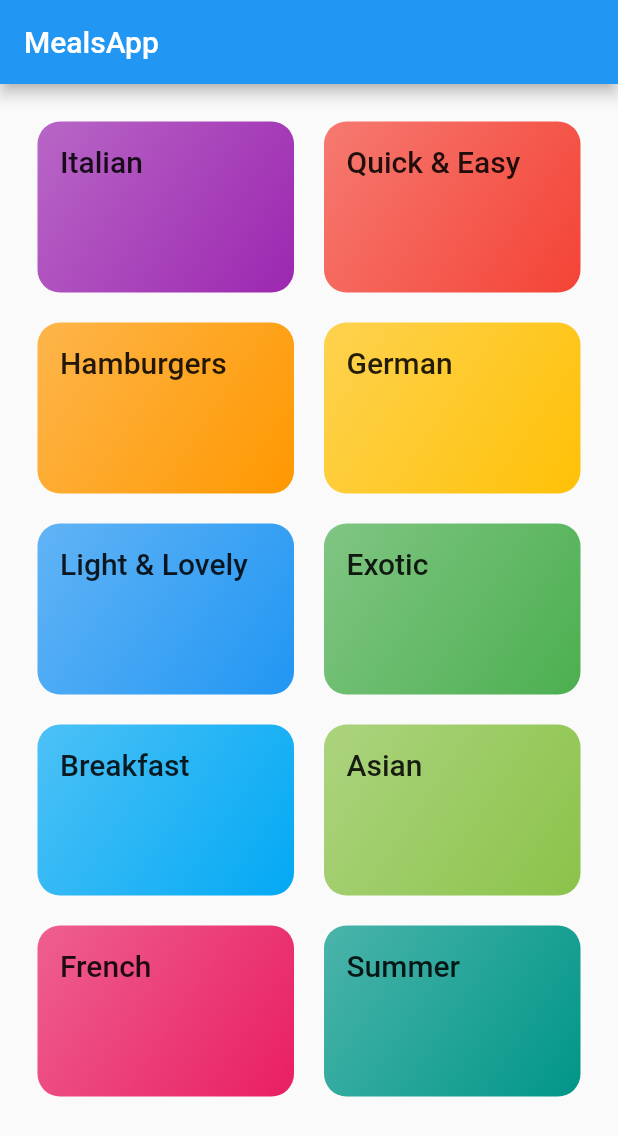
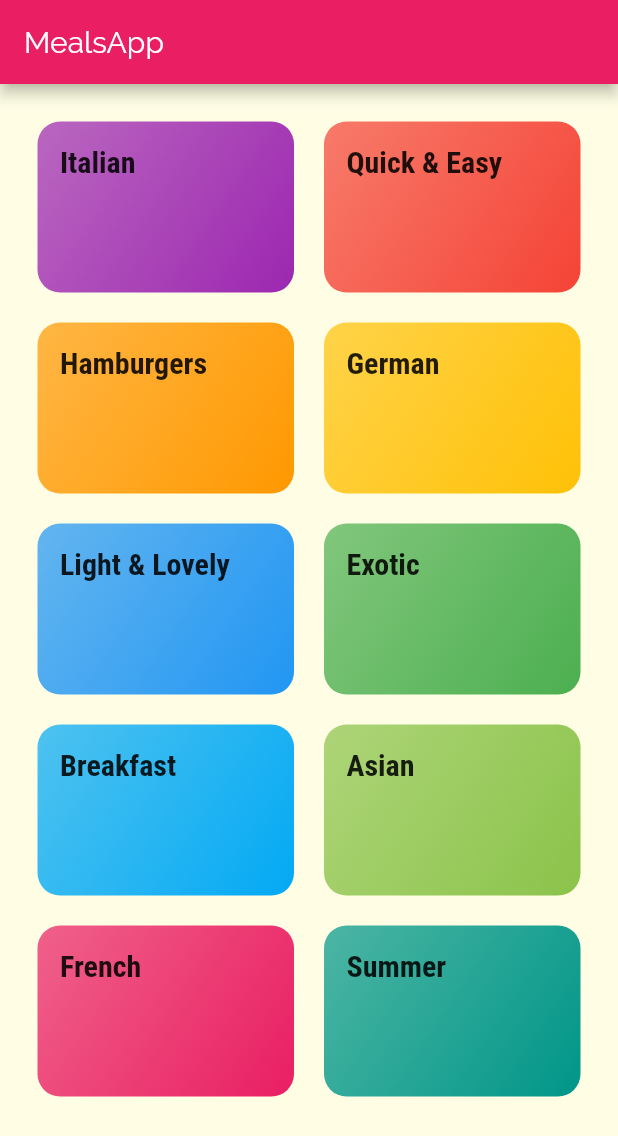
Before and after one commit to terminal-guy/Meals_App, a Flutter app: the screen it shows after launch, on a phone screen of 412 x 824 dp. Shown: the top 1136 px of the screen. Run offline on Flutter 3.47's test engine with Material 2 defaults, Android fonts, the phone set to English and light mode, and no system bars.

Commit message:
addng themedata to the app

```diff
--- a/lib/main.dart
+++ b/lib/main.dart
@@ -9,7 +9,20 @@ class MyApp extends StatelessWidget {
     return MaterialApp(
       title: 'DeliMeals',
       theme: ThemeData(
-        primarySwatch: Colors.blue,
+        primarySwatch: Colors.pink,
+        accentColor: Colors.amber,
+        canvasColor: Color.fromRGBO(255, 254, 229, 1),
+        fontFamily: 'Raleway',
+        textTheme: ThemeData.light().textTheme.copyWith(
+              bodyText2: TextStyle(
+                color: Color.fromRGBO(20, 51, 51, 1),
+              ),
+              headline6: TextStyle(
+                fontSize: 20,
+                fontFamily: 'RobotoCondensed',
+                fontWeight: FontWeight.bold,
+              ),
+            ),
       ),
       home: CategoriesScreen(),
     );
```
